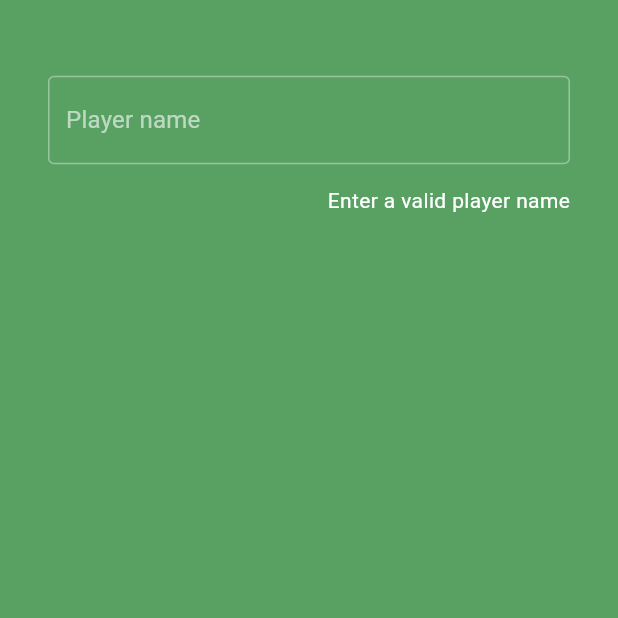
After one commit to fifersheep/dice, a Flutter app: the screen it shows after launch, on a phone screen of 412 x 824 dp, the part 564-1182 px from its top. The commit adds this screen. Run offline on Flutter 3.47's test engine with Material 2 defaults, Android fonts, the phone set to English and light mode, and no system bars; our stand-ins replace auto_route, bloc, cloud_firestore, flutter_bloc, freezed_annotation, stream_transform; accounts and stored records are empty; Roboto replaces fonts that are missing (Montserrat).

Commit message:
Add player selection page

```diff
--- a/lib/data/model/player.dart
+++ b/lib/data/model/player.dart
@@ -1,12 +1,15 @@
 class Player {
   Player({
+    required this.id,
     required this.name,
   });
 
+  final String id;
   final String name;
 
   static fromJson(String id, Map<String, dynamic> data) {
     return Player(
+      id: id,
       name: data['name'],
     );
   }
--- a/lib/data/network/games_repository.dart
+++ b/lib/data/network/games_repository.dart
@@ -9,6 +9,7 @@ class FirebaseGamesRepository {
             toFirestore: (game, _) => game.toJson(),
           );
 
+  // todo: don't set the status client-side, use cloud functions
   Future<Game?> createGame(String gameName) => _games
       .add(Game(id: '', name: gameName, status: GameStatus.Created))
       .then((documentSnapshot) => documentSnapshot.get())
--- a/lib/data/network/players_repository.dart
+++ b/lib/data/network/players_repository.dart
@@ -9,8 +9,19 @@ class FirebasePlayersRepository {
             toFirestore: (player, _) => player.toJson(),
           );
 
-  Future<Player?> getPlayer(String playerId) =>
-      _players.doc(playerId).get().then((snapshot) => snapshot.data());
+  Future<Player?> createPlayer(String playerName) => _players
+      .add(Player(id: '', name: playerName))
+      .then((snapshot) => snapshot.get())
+      .then((player) => player.data());
+
+  Future<Player?> searchPlayer(String name) => _players
+      .where('name', isEqualTo: name)
+      .limit(1)
+      .get()
+      .then((snapshot) => snapshot.size > 0 ? snapshot.docs[0].data() : null);
+
+  Future<Player?> getPlayer(String id) =>
+      _players.doc(id).get().then((snapshot) => snapshot.data());
 
   Stream<Player?> playersStream(String playerId) =>
       _players.doc(playerId).snapshots().map((e) => e.data());
--- /dev/null
+++ b/lib/domain/player_selection/player_selection_bloc.dart
@@ -0,0 +1,37 @@
+import 'package:bloc/bloc.dart';
+import 'package:dice/data/network/players_repository.dart';
+
+import 'player_selection_event.dart';
+import 'player_selection_state.dart';
+
+class PlayerSelectionBloc
+    extends Bloc<PlayerSelectionEvent, PlayerSelectionState> {
+  PlayerSelectionBloc() : super(PlayerSelectionState.nameInvalid());
+
+  final repository = FirebasePlayersRepository();
+
+  @override
+  Stream<PlayerSelectionState> mapEventToState(
+      PlayerSelectionEvent event) async* {
+    if (event is PlayerNameChanged) {
+      if (event.name.length < 5) {
+        yield PlayerSelectionState.nameInvalid();
+      } else {
+        // yield PlayerSelectionState.nameChange(event.name);
+
+        final player = await repository.searchPlayer(event.name);
+
+        if (player == null) {
+          yield PlayerSelectionState.nameAvailable(event.name);
+        } else {
+          yield PlayerSelectionState.nameUnavailable(event.name);
+        }
+      }
+    } else if (event is CreatePlayerPressed) {
+      final player = await repository.createPlayer(event.name);
+      if (player != null) {
+        yield PlayerSelectionState.playerCreated(player.id);
+      }
+    }
+  }
+}
--- /dev/null
+++ b/lib/domain/player_selection/player_selection_event.dart
@@ -0,0 +1,13 @@
+import 'package:freezed_annotation/freezed_annotation.dart';
+import 'package:flutter/foundation.dart';
+
+part 'player_selection_event.freezed.dart';
+
+@freezed
+class PlayerSelectionEvent with _$PlayerSelectionEvent {
+  const factory PlayerSelectionEvent.nameChanged(String name) =
+      PlayerNameChanged;
+  const factory PlayerSelectionEvent.createPlayerPressed(String name) =
+      CreatePlayerPressed;
+  const factory PlayerSelectionEvent.playerFound(String id) = PlayerFound;
+}
--- /dev/null
+++ b/lib/domain/player_selection/player_selection_state.dart
@@ -0,0 +1,17 @@
+import 'package:freezed_annotation/freezed_annotation.dart';
+
+part 'player_selection_state.freezed.dart';
+
+@freezed
+class PlayerSelectionState with _$PlayerSelectionState {
+  const factory PlayerSelectionState.nameInvalid() = PlayerNameInvalid;
+  const factory PlayerSelectionState.nameAvailable(String name) =
+      PlayerNameAvailable;
+  const factory PlayerSelectionState.nameUnavailable(String name) =
+      PlayerNameUnavailable;
+  const factory PlayerSelectionState.checkingName(String name) =
+      CheckingPlayerName;
+  const factory PlayerSelectionState.nameChange(String name) = PlayerNameChange;
+  const factory PlayerSelectionState.playerCreated(String id) = PlayerCreated;
+  const factory PlayerSelectionState.playerExists(String id) = PlayerExists;
+}
--- a/lib/presentation/app.dart
+++ b/lib/presentation/app.dart
@@ -12,9 +12,7 @@ class App extends StatelessWidget {
     return MaterialApp.router(
       title: 'Dice',
       theme: AppTheme.defaultTheme,
-      routerDelegate: _router.delegate(
-        initialRoutes: [GameSelectionRoute()],
-      ),
+      routerDelegate: _router.delegate(),
       routeInformationParser: _router.defaultRouteParser(),
     );
   }
--- /dev/null
+++ b/lib/presentation/player_selection/player_selection_page.dart
@@ -0,0 +1,106 @@
+import 'package:auto_route/auto_route.dart';
+import 'package:dice/domain/player_selection/player_selection_bloc.dart';
+import 'package:dice/domain/player_selection/player_selection_event.dart';
+import 'package:dice/domain/player_selection/player_selection_state.dart';
+import 'package:flutter/material.dart';
+import 'package:flutter_bloc/flutter_bloc.dart';
+
+class PlayerSelectionPage extends StatefulWidget {
+  @override
+  State<StatefulWidget> createState() => _PlayerSelectionPageState();
+}
+
+class _PlayerSelectionPageState extends State<PlayerSelectionPage> {
+  final bloc = PlayerSelectionBloc();
+
+  @override
+  Widget build(BuildContext context) {
+    final editController = TextEditingController();
+    return Scaffold(
+      body: Padding(
+        padding: const EdgeInsets.all(32),
+        child: Column(
+          mainAxisAlignment: MainAxisAlignment.center,
+          children: [
+            Text(
+              "Dice",
+              style: TextStyle(fontSize: 48),
+            ),
+            SizedBox(height: 64),
+            Center(
+              child: Container(
+                constraints: BoxConstraints(maxWidth: 600),
+                child: Column(
+                  children: [
+                    TextField(
+                      decoration: InputDecoration(labelText: 'Player name'),
+                      onChanged: (value) =>
+                          bloc.add(PlayerSelectionEvent.nameChanged(value)),
+                      controller: editController,
+                    ),
+                    SizedBox(height: 16),
+                    _actions(editController),
+                  ],
+                ),
+              ),
+            ),
+          ],
+        ),
+      ),
+    );
+  }
+
+  Widget _actions(TextEditingController editController) {
+    return Row(
+      mainAxisAlignment: MainAxisAlignment.end,
+      children: [
+        BlocConsumer<PlayerSelectionBloc, PlayerSelectionState>(
+          bloc: bloc,
+          listener: (context, state) {
+            if (state is PlayerCreated) {
+              context.router.pushNamed('/games');
+            }
+          },
+          builder: (context, state) {
+            if (state is PlayerNameAvailable) {
+              return _create(state.name);
+            } else if (state is PlayerNameUnavailable) {
+              return _alreadyInUse();
+            } else if (state is PlayerNameInvalid) {
+              return _invalid();
+            } else if (state is CheckingPlayerName) {
+              return _checking();
+            } else {
+              return _error();
+            }
+          },
+        )
+      ],
+    );
+  }
+
+  Widget _create(String gameName) => _button('Create', () {
+        bloc.add(
+          PlayerSelectionEvent.createPlayerPressed(gameName),
+        );
+      });
+
+  Widget _checking() => _button('Checking...', null);
+
+  Widget _button(String label, void Function()? onPressed) {
+    return ButtonBar(
+      children: [
+        TextButton(
+          onPressed: onPressed,
+          child: Text(label),
+        ),
+      ],
+    );
+  }
+
+  Widget _alreadyInUse() => Text("This player name is already in use");
+
+  Widget _invalid() => Text("Enter a valid player name");
+
+  Widget _error() => Text("An error has occurred");
+}
--- a/lib/presentation/routes/routes.dart
+++ b/lib/presentation/routes/routes.dart
@@ -1,11 +1,13 @@
 import 'package:auto_route/auto_route.dart';
 import 'package:dice/presentation/game_lobby/game_lobby_page.dart';
 import 'package:dice/presentation/game_selection/game_selection_page.dart';
+import 'package:dice/presentation/player_selection/player_selection_page.dart';
 
 @MaterialAutoRouter(
   replaceInRouteName: 'Page,Route',
   routes: <AutoRoute>[
-    AutoRoute(path: '/games', page: GameSelectionPage, initial: true),
+    AutoRoute(path: '/player', page: PlayerSelectionPage, initial: true),
+    AutoRoute(path: '/games', page: GameSelectionPage),
     AutoRoute(path: '/games/:id', page: GameLobbyPage),
   ],
 )
```
Also changed, not shown: lib/domain/player_selection/player_selection_event.freezed.dart (added), lib/domain/player_selection/player_selection_state.freezed.dart (added), lib/presentation/routes/routes.gr.dart.
